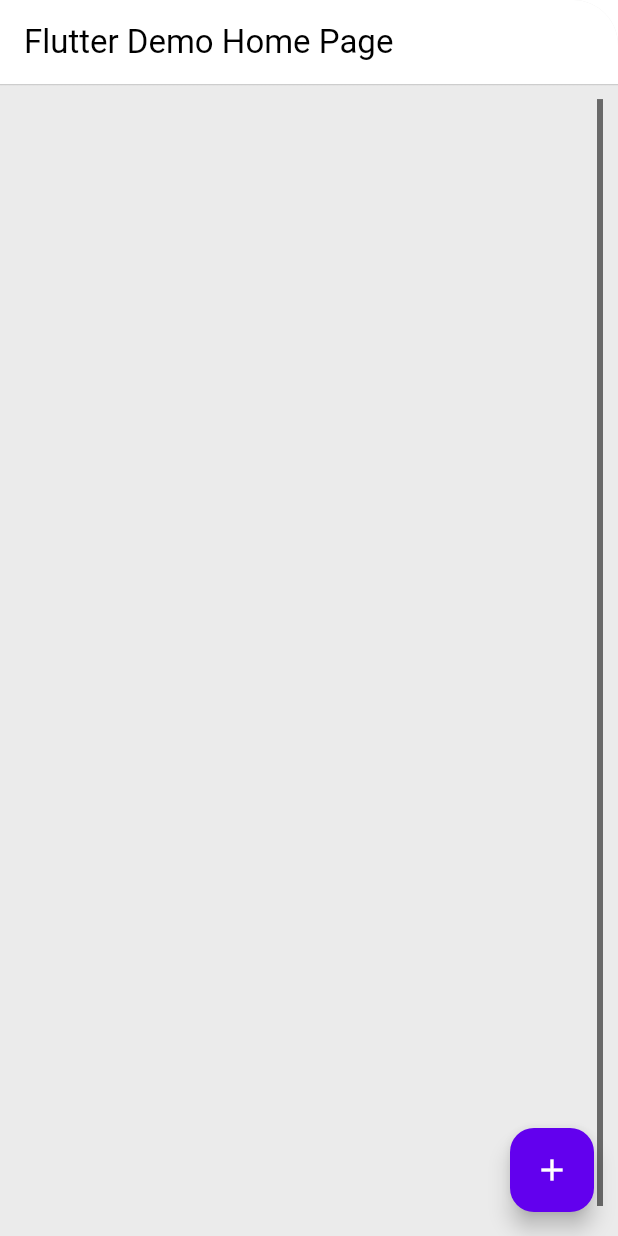
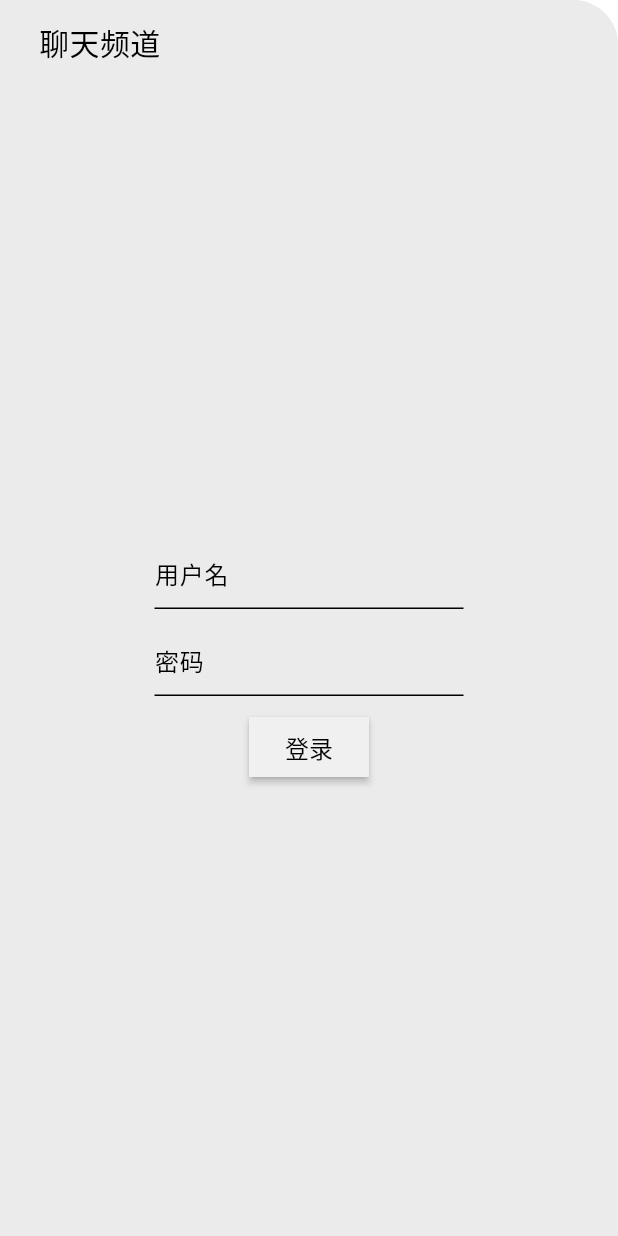
Before and after one commit to PrimogemStudio/neo-starrail-chatui, a Flutter app: the screen it shows after launch, on a phone screen of 412 x 824 dp. Run offline on Flutter 3.47's test engine with Material 3 defaults, Android fonts, the phone set to English and light mode, and no system bars; Roboto replaces fonts that are missing (StarRailFont_bundle).

Commit message:
Add login page, header

```diff
--- a/lib/main.dart
+++ b/lib/main.dart
@@ -1,8 +1,7 @@
 import 'package:flutter/material.dart';
 import 'package:neo_starrail_chatui/packs/starrail_colors.dart';
 import 'package:flutter/scheduler.dart' show timeDilation;
-import 'package:neo_starrail_chatui/packs/starrail_list.dart';
-import 'package:neo_starrail_chatui/packs/starrail_message_line.dart';
+import 'package:neo_starrail_chatui/pages/container/top_page_container.dart';
 
 void main() {
   timeDilation = 1.5;
@@ -21,7 +20,7 @@ class MainApp extends StatelessWidget {
           colorScheme: ColorScheme.light(surface: uiSurfaceColor),
           useMaterial3: true,
           fontFamily: "StarRailFont_bundle"),
-      home: const MyHomePage(title: 'Flutter Demo Home Page'),
+      home: const MyHomePage(title: 'Flutter StarRail'),
     );
   }
 }
@@ -35,37 +34,8 @@ class MyHomePage extends StatefulWidget {
 }
 
 class _MyHomePageState extends State<MyHomePage> {
-  GlobalKey<StarRailListState> listKey = GlobalKey();
-  void _incrementCounter() {
-    setState(() {
-      listKey.currentState!.pushMsg(ListTile(title: StarRailMessageLine(
-          avatar: Image.asset("assets/avatars/jack253-png.png",
-              width: 50.0, height: 50.0),
-          self: true,
-          username: "Coder2",
-          text: "test!",
-          msgResv: false,
-          onLoadComplete: () {
-            setState(() {
-              listKey.currentState!.scrollToBottom();
-            });
-          })));
-    });
-  }
-
   @override
   Widget build(BuildContext context) {
-    return Scaffold(
-      appBar: AppBar(
-        backgroundColor: Theme.of(context).colorScheme.inversePrimary,
-        title: Text(widget.title),
-      ),
-      body: StarRailList(key: listKey, innerPanel: Container()),
-      floatingActionButton: FloatingActionButton(
-        onPressed: _incrementCounter,
-        tooltip: 'Increment',
-        child: const Icon(Icons.add),
-      ),
-    );
+    return const TopPageContainer();
   }
 }
--- /dev/null
+++ b/lib/packs/starrail_chatheader.dart
@@ -0,0 +1,86 @@
+import 'package:flutter/material.dart';
+
+import '../headers/header_chatting.dart';
+
+class ChatHeader extends StatefulWidget {
+  ChatHeader({super.key, required this.replyer, required this.replyerDesc});
+
+  String replyer;
+  String replyerDesc;
+  bool withDesc = false;
+
+  AnimationController? mainAnimation;
+  Animation<double>? opacityAnimation;
+  Animation<Offset>? offsetAnimation;
+
+  @override
+  State<StatefulWidget> createState() => ChatHeaderState();
+}
+
+class StaticCurve extends Curve {
+  @override
+  double transform(double t) {
+    if (t == 0.0 || t == 1.0) {
+      return t;
+    }
+    return 1;
+  }
+}
+
+class ChatHeaderState extends State<ChatHeader> with TickerProviderStateMixin {
+  @override
+  void initState() {
+    super.initState();
+    widget.mainAnimation = AnimationController(
+        vsync: this, duration: const Duration(milliseconds: 300));
+    widget.opacityAnimation =
+        CurveTween(curve: Curves.easeOutExpo).animate(widget.mainAnimation!);
+    widget.offsetAnimation =
+        Tween<Offset>(begin: const Offset(0.15, 0), end: const Offset(0, 0))
+            .animate(CurvedAnimation(
+            parent: widget.mainAnimation!,
+            curve: Curves.easeOutExpo,
+            reverseCurve: StaticCurve()));
+    widget.mainAnimation!.forward();
+    updateText(() {
+      widget.replyer = "聊天频道";
+      widget.withDesc = false;
+    });
+  }
+
+  @override
+  void didUpdateWidget(covariant ChatHeader oldWidget) {
+    super.didUpdateWidget(oldWidget);
+    widget.mainAnimation = oldWidget.mainAnimation;
+    widget.opacityAnimation = oldWidget.opacityAnimation;
+    widget.offsetAnimation = oldWidget.offsetAnimation;
+    widget.replyer = oldWidget.replyer;
+    widget.replyerDesc = oldWidget.replyerDesc;
+  }
+
+  void updateText(Function t) async {
+    var c = widget.mainAnimation!;
+
+    c.reverse();
+    Future.delayed(const Duration(milliseconds: 700), () {
+      setState(() => t());
+      c.forward();
+    });
+  }
+
+  @override
+  Widget build(BuildContext context) {
+    return SlideTransition(
+        position: widget.offsetAnimation!,
+        child: FadeTransition(
+            opacity: widget.opacityAnimation!,
+            child: Card(
+                color: Colors.transparent,
+                shadowColor: Colors.transparent,
+                margin: const EdgeInsets.fromLTRB(10, 0, 0, 0),
+                child: HeaderChatting(
+                    replyer: widget.replyer,
+                    replyerDesc: widget.replyerDesc,
+                    withDesc: widget.withDesc))));
+  }
+}
--- a/lib/packs/utils.dart
+++ b/lib/packs/utils.dart
@@ -1,3 +1,3 @@
 import 'package:flutter/material.dart';
 
-Widget withPadding(Widget w) => Padding(padding: EdgeInsets.all(5), child: w);
+Widget withPadding(Widget w) => Padding(padding: const EdgeInsets.all(5), child: w);
--- /dev/null
+++ b/lib/pages/container/top_page_container.dart
@@ -0,0 +1,28 @@
+import 'package:flutter/material.dart';
+import 'package:neo_starrail_chatui/pages/login_page.dart';
+
+import '../../packs/starrail_chatheader.dart';
+import '../../packs/starrail_colors.dart';
+
+class TopPageContainer extends StatefulWidget {
+  const TopPageContainer({super.key});
+
+  @override
+  State<StatefulWidget> createState() => TopPageContainerState();
+}
+
+class TopPageContainerState extends State<TopPageContainer> {
+  @override
+  Widget build(BuildContext context) {
+    return Scaffold(
+      appBar: AppBar(
+          backgroundColor: uiSurfaceColor,
+          shadowColor: Colors.transparent,
+          elevation: 0,
+          title: ChatHeader(replyer: "", replyerDesc: ""),
+          scrolledUnderElevation: 0,
+          surfaceTintColor: Colors.transparent),
+      body: const LoginPage()
+    );
+  }
+}
--- /dev/null
+++ b/lib/pages/login_page.dart
@@ -0,0 +1,69 @@
+import 'package:flutter/material.dart';
+
+import '../packs/starrail_button.dart';
+
+class LoginPage extends StatefulWidget {
+  const LoginPage({super.key});
+
+  @override
+  State<StatefulWidget> createState() => LoginPageState();
+}
+
+class LoginPageState extends State<LoginPage> {
+  TextEditingController username = TextEditingController();
+  TextEditingController password = TextEditingController();
+  @override
+  Widget build(BuildContext context) {
+    return Scaffold(
+      body: Center(child: SizedBox(
+          width: MediaQuery.of(context).size.width / 2,
+          child: Column(mainAxisAlignment: MainAxisAlignment.center, children: [
+            TextField(
+                controller: username,
+                decoration: const InputDecoration(
+                  hintText: '用户名',
+                )),
+            const Padding(padding: EdgeInsets.all(5)),
+            TextField(
+                controller: password,
+                obscureText: true,
+                decoration: const InputDecoration(
+                  hintText: '密码',
+                )),
+            const Padding(padding: EdgeInsets.all(5)),
+            ElevatedButton(
+                style: srStyle,
+                child: const Text('登录'),
+                onPressed: () async {
+                  /*await socketConnect();
+                handlePacker(RecvAvatarPacket, AvatarManager.handle);
+                socketSend(LoginPacket(
+                    username: username.text, password: password.text));
+                Navigator.pushReplacement(
+                    context,
+                    PageRouteBuilder(
+                        transitionDuration: Duration(milliseconds: 1000),
+                        pageBuilder:
+                            (context, animation, secondaryAnimation) =>
+                            ChatIndeterminatePage(),
+                        transitionsBuilder:
+                            (context, animation, secondaryAnimation, child) {
+                          var a = CurvedAnimation(
+                              parent: animation,
+                              curve: Curves.easeOutExpo,
+                              reverseCurve: Curves.easeOutExpo);
+                          return FadeTransition(
+                              opacity: Tween<double>(begin: 0.0, end: 1.0)
+                                  .animate(a),
+                              child: SlideTransition(
+                                  position: Tween<Offset>(
+                                      begin: Offset(1.0, 0.0),
+                                      end: Offset(0.0, 0.0))
+                                      .animate(a),
+                                  child: child));
+                        }));*/
+                })
+          ])))
+    );
+  }
+}
```
